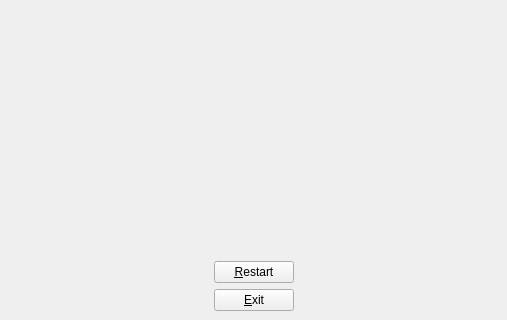
This is src/templates/comprehension/comprehensionsimulator.ui in BuildmLearn/BuildmLearn-Toolkit as Qt 5 draws it before an edit; both pictures show x 0 to 507 and y 211 to 531 of the 507 by 531 pixel window. The edited form follows.
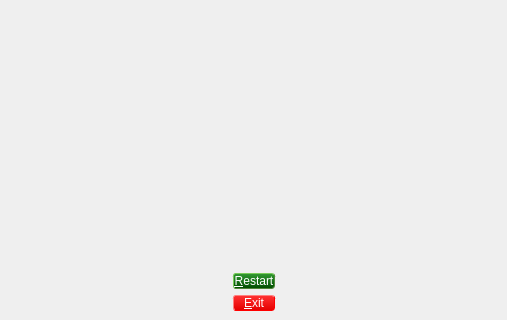
This is the edited form. The open tabs and pages were chosen to show the change. Custom widgets are drawn as their Qt base class.

What changed in the file:
```diff
--- a/src/templates/comprehension/comprehensionsimulator.ui
+++ b/src/templates/comprehension/comprehensionsimulator.ui
@@ -357,6 +357,9 @@
          </item>
          <item row="1" column="1">
           <widget class="QPushButton" name="m_btnExit">
+           <property name="styleSheet">
+            <string notr="true">QPushButton {min-height:1.5em; font:1em; margin:0 1px 0 1px; color: white; background-color: qlineargradient(x1: 0, y1: 0, x2: 0, y2: 1,stop: 0 #ff3232, stop: 1 #e50000); border-style: outset;border-radius: 3px; border-width: 1px; border-color: #ff0000;} QPushButton:pressed {background-color: qlineargradient(x1: 0, y1: 0, x2: 0, y2: 1, stop: 0 #e50000, stop: 1 #ff3232);}</string>
+           </property>
            <property name="text">
             <string>&amp;Exit</string>
            </property>
@@ -377,6 +380,9 @@
          </item>
          <item row="0" column="1">
           <widget class="QPushButton" name="m_btnRestart">
+           <property name="styleSheet">
+            <string notr="true">QPushButton {min-height:1.5em; font:1em; margin:0 1px 0 1px; color: white; background-color: qlineargradient(x1: 0, y1: 0, x2: 0, y2: 1,stop: 0 #329932, stop: 1 #004C00); border-style: outset;border-radius: 3px; border-width: 1px;  border-color: #50873a;} QPushButton:pressed {background-color: qlineargradient(x1: 0, y1: 0, x2: 0, y2: 1, stop: 0 #004C00, stop: 1 #329932);}</string>
+           </property>
            <property name="text">
             <string>&amp;Restart</string>
            </property>
```
Left out of the diff: 8 changed lines with no effect on the pictures.
